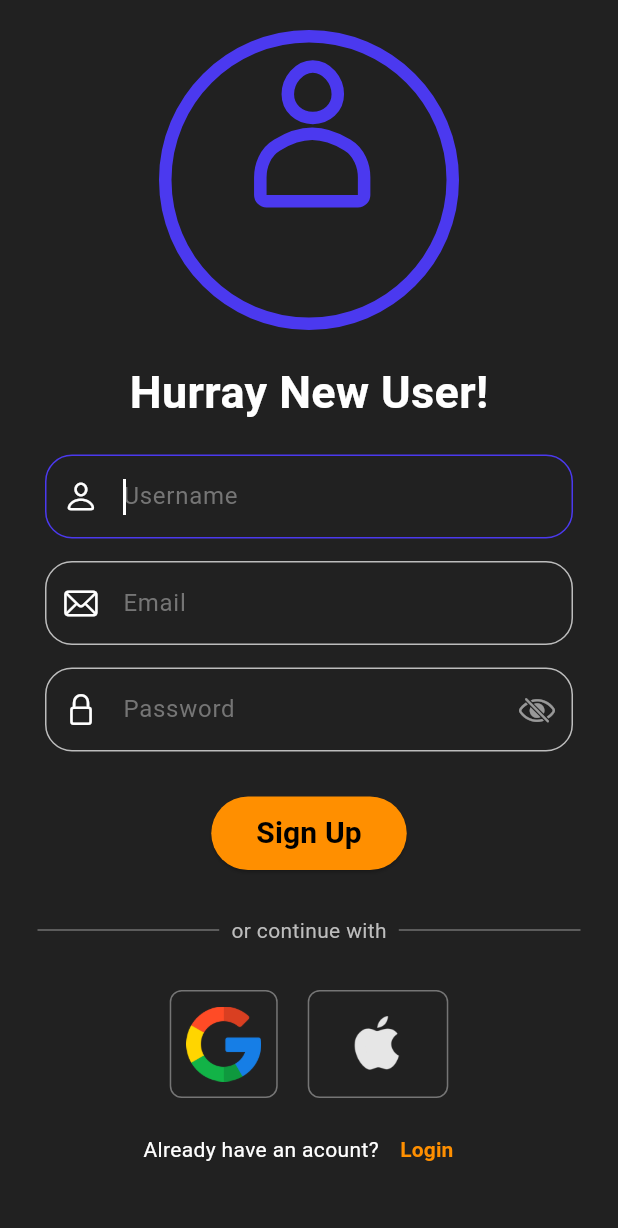
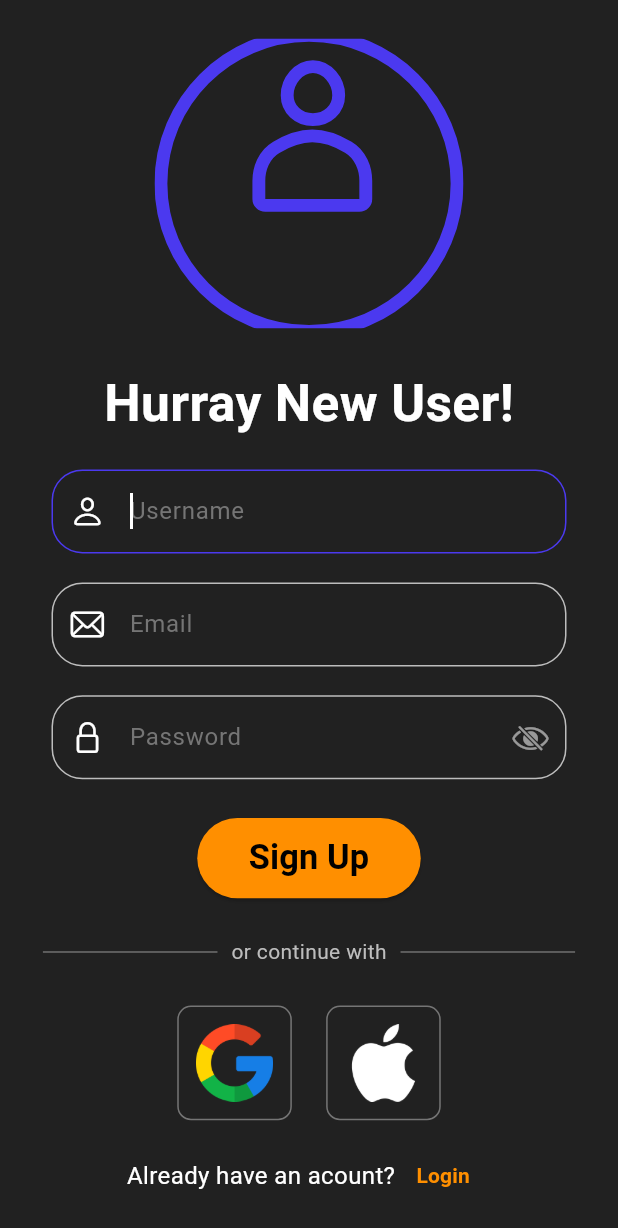
Before and after one commit to prajwalx7/user-authentication_UI, a Flutter app: the screen it shows after launch, on a phone screen of 412 x 824 dp. Shown: the top 1228 px of the screen. Run offline on Flutter 3.47's test engine with Material 3 defaults, Android fonts, the phone set to English and light mode, and no system bars; our stand-ins replace firebase_auth, firebase_core, flutter_screenutil, google_fonts, google_sign_in, lottie and 1 more; accounts and stored records are empty.

Commit message:
responsive sign up

```diff
--- a/lib/Screens/home_screen.dart
+++ b/lib/Screens/home_screen.dart
@@ -1,5 +1,6 @@
 import 'package:firebase_auth/firebase_auth.dart';
 import 'package:flutter/material.dart';
+import 'package:flutter_screenutil/flutter_screenutil.dart';
 import 'package:login_page/Screens/colors.dart';
 
 class HomeScreen extends StatelessWidget {
@@ -18,12 +19,12 @@ class HomeScreen extends StatelessWidget {
         child: Column(
           mainAxisAlignment: MainAxisAlignment.center,
           children: [
-            const Text(
+            Text(
               "User Logged In Successfully",
-              style: TextStyle(color: Colors.white, fontSize: 22),
+              style: TextStyle(color: Colors.white, fontSize: 22.sp),
             ),
-            const SizedBox(
-              height: 25,
+            SizedBox(
+              height: 25.h,
             ),
             GestureDetector(
               onTap: () {
@@ -31,16 +32,17 @@ class HomeScreen extends StatelessWidget {
                 Navigator.pushNamed(context, '/loginscreen');
               },
               child: Container(
-                height: 50,
-                width: 140,
+                height: 50.h,
+                width: double.infinity,
                 decoration: BoxDecoration(
-                  borderRadius: BorderRadius.circular(10),
+                  borderRadius: BorderRadius.circular(10.r),
                   color: buttoncolor,
                 ),
-                child: const Center(
+                child: Center(
                     child: Text(
                   "Sign Out",
-                  style: TextStyle(fontWeight: FontWeight.bold, fontSize: 18),
+                  style:
+                      TextStyle(fontWeight: FontWeight.bold, fontSize: 18.sp),
                 )),
               ),
             ),
--- a/lib/Screens/signup_screen.dart
+++ b/lib/Screens/signup_screen.dart
@@ -2,6 +2,7 @@ import 'package:firebase_auth/firebase_auth.dart';
 import 'package:flutter/cupertino.dart';
 import 'package:flutter/material.dart';
 import 'package:flutter/services.dart';
+import 'package:flutter_screenutil/flutter_screenutil.dart';
 import 'package:login_page/Screens/colors.dart';
 import 'package:login_page/services/auth.dart';
 import 'package:lottie/lottie.dart';
@@ -54,30 +55,30 @@ class _SignupPageState extends State<SignupScreen> {
                 mainAxisAlignment: MainAxisAlignment.center,
                 children: [
                   Padding(
-                    padding: const EdgeInsets.symmetric(vertical: 20),
+                    padding: EdgeInsets.symmetric(vertical: 20.h),
                     child: Container(
                       child: Lottie.asset(
                         "assets/animations/signup.json",
                         fit: BoxFit.cover,
-                        height: 200,
-                        width: 200,
+                        height: 150.h,
+                        width: 180.w,
                       ),
                     ),
                   ),
-                  const Text(
+                  Text(
                     'Hurray New User!',
                     style: TextStyle(
-                      fontSize: 30,
+                      fontSize: 30.sp,
                       fontWeight: FontWeight.bold,
                       color: Colors.white,
                     ),
                   ),
-                  const SizedBox(
-                    height: 20,
+                  SizedBox(
+                    height: 15.h,
                   ),
                   // username
                   Padding(
-                    padding: const EdgeInsets.symmetric(horizontal: 30.0),
+                    padding: EdgeInsets.symmetric(horizontal: 30.0.w),
                     child: TextFormField(
                       controller: _usernamecontroller,
                       // maxLength: 15,
@@ -94,21 +95,21 @@ class _SignupPageState extends State<SignupScreen> {
                         hintText: 'Username',
                         hintStyle: TextStyle(color: Colors.grey.shade600),
                         enabledBorder: OutlineInputBorder(
-                          borderRadius: BorderRadius.circular(18.0),
+                          borderRadius: BorderRadius.circular(18.0.r),
                           borderSide: BorderSide(color: Colors.grey.shade400),
                         ),
                         focusedBorder: OutlineInputBorder(
-                          borderRadius: BorderRadius.circular(18.0),
+                          borderRadius: BorderRadius.circular(18.0.r),
                           borderSide: const BorderSide(
                             color: Color.fromARGB(255, 75, 57, 239),
                           ),
                         ),
                         errorBorder: OutlineInputBorder(
-                          borderRadius: BorderRadius.circular(18.0),
+                          borderRadius: BorderRadius.circular(18.0.r),
                           borderSide: const BorderSide(color: Colors.red),
                         ),
                         focusedErrorBorder: OutlineInputBorder(
-                          borderRadius: BorderRadius.circular(18.0),
+                          borderRadius: BorderRadius.circular(18.0.r),
                           borderSide: const BorderSide(color: Colors.red),
                         ),
                       ),
@@ -121,11 +122,11 @@ class _SignupPageState extends State<SignupScreen> {
                       },
                     ),
                   ),
-                  const SizedBox(height: 15),
+                  SizedBox(height: 15.h),
 
                   //Email
                   Padding(
-                    padding: const EdgeInsets.symmetric(horizontal: 30.0),
+                    padding: EdgeInsets.symmetric(horizontal: 30.0.w),
                     child: TextFormField(
                       controller: _emailcontroller,
                       cursorColor: Colors.white,
@@ -140,21 +141,21 @@ class _SignupPageState extends State<SignupScreen> {
                         hintText: 'Email',
                         hintStyle: TextStyle(color: Colors.grey.shade600),
                         enabledBorder: OutlineInputBorder(
-                          borderRadius: BorderRadius.circular(18.0),
+                          borderRadius: BorderRadius.circular(18.0.r),
                           borderSide: BorderSide(color: Colors.grey.shade400),
                         ),
                         focusedBorder: OutlineInputBorder(
-                          borderRadius: BorderRadius.circular(18.0),
+                          borderRadius: BorderRadius.circular(18.0.r),
                           borderSide: const BorderSide(
                             color: Color.fromARGB(255, 75, 57, 239),
                           ),
                         ),
                         errorBorder: OutlineInputBorder(
-                          borderRadius: BorderRadius.circular(18.0),
+                          borderRadius: BorderRadius.circular(18.0.r),
                           borderSide: const BorderSide(color: Colors.red),
                         ),
                         focusedErrorBorder: OutlineInputBorder(
-                          borderRadius: BorderRadius.circular(18.0),
+                          borderRadius: BorderRadius.circular(18.0.r),
                           borderSide: const BorderSide(color: Colors.red),
                         ),
                       ),
@@ -169,11 +170,11 @@ class _SignupPageState extends State<SignupScreen> {
                       },
                     ),
                   ),
-                  const SizedBox(height: 15),
+                  SizedBox(height: 15.h),
 
                   //Password
                   Padding(
-                    padding: const EdgeInsets.symmetric(horizontal: 30.0),
+                    padding: EdgeInsets.symmetric(horizontal: 30.0.w),
                     child: TextFormField(
                       controller: _passwordcontroller,
                       cursorColor: Colors.white,
@@ -189,21 +190,21 @@ class _SignupPageState extends State<SignupScreen> {
                         hintText: 'Password',
                         hintStyle: TextStyle(color: Colors.grey.shade600),
                         enabledBorder: OutlineInputBorder(
-                          borderRadius: BorderRadius.circular(18.0),
+                          borderRadius: BorderRadius.circular(18.0.r),
                           borderSide: BorderSide(color: Colors.grey.shade400),
                         ),
                         focusedBorder: OutlineInputBorder(
-                          borderRadius: BorderRadius.circular(18.0),
+                          borderRadius: BorderRadius.circular(18.0.r),
                           borderSide: const BorderSide(
                             color: Color.fromARGB(255, 75, 57, 239),
                           ),
                         ),
                         errorBorder: OutlineInputBorder(
-                          borderRadius: BorderRadius.circular(18.0),
+                          borderRadius: BorderRadius.circular(18.0.r),
                           borderSide: const BorderSide(color: Colors.red),
                         ),
                         focusedErrorBorder: OutlineInputBorder(
-                          borderRadius: BorderRadius.circular(18.0),
+                          borderRadius: BorderRadius.circular(18.0.r),
                           borderSide: const BorderSide(color: Colors.red),
                         ),
                         suffixIcon: IconButton(
@@ -230,31 +231,32 @@ class _SignupPageState extends State<SignupScreen> {
                       },
                     ),
                   ),
-                  const SizedBox(
-                    height: 30,
+                  SizedBox(
+                    height: 20.h,
                   ),
                   ElevatedButton(
                     onPressed: _signUp,
-                    style: const ButtonStyle(
-                      backgroundColor: WidgetStatePropertyAll(buttoncolor),
+                    style: ButtonStyle(
+                      backgroundColor:
+                          const WidgetStatePropertyAll(buttoncolor),
                       padding: WidgetStatePropertyAll(
-                        EdgeInsets.symmetric(horizontal: 30, vertical: 10),
+                        EdgeInsets.symmetric(horizontal: 30.w, vertical: 8.h),
                       ),
                     ),
-                    child: const Text(
+                    child: Text(
                       "Sign Up",
                       style: TextStyle(
                         color: Colors.black,
-                        fontSize: 20,
+                        fontSize: 20.sp,
                         fontWeight: FontWeight.bold,
                       ),
                     ),
                   ),
-                  const SizedBox(
-                    height: 30,
+                  SizedBox(
+                    height: 20.h,
                   ),
                   Padding(
-                    padding: const EdgeInsets.symmetric(horizontal: 25.0),
+                    padding: EdgeInsets.symmetric(horizontal: 25.0.w),
                     child: Row(
                       children: [
                         Expanded(
@@ -264,7 +266,7 @@ class _SignupPageState extends State<SignupScreen> {
                           ),
                         ),
                         Padding(
-                          padding: const EdgeInsets.symmetric(horizontal: 8.0),
+                          padding: EdgeInsets.symmetric(horizontal: 8.0.w),
                           child: Text(
                             'or continue with',
                             style: TextStyle(color: Colors.grey.shade400),
@@ -279,17 +281,17 @@ class _SignupPageState extends State<SignupScreen> {
                       ],
                     ),
                   ),
-                  const SizedBox(
-                    height: 30,
+                  SizedBox(
+                    height: 20.h,
                   ),
                   Row(
                     mainAxisAlignment: MainAxisAlignment.center,
                     children: [
                       Container(
-                        padding: const EdgeInsets.all(10),
+                        padding: EdgeInsets.all(10.r),
                         decoration: BoxDecoration(
                           border: Border.all(color: Colors.grey.shade600),
-                          borderRadius: BorderRadius.circular(8),
+                          borderRadius: BorderRadius.circular(8.r),
                         ),
                         child: GestureDetector(
                           onTap: () async {
@@ -321,36 +323,37 @@ class _SignupPageState extends State<SignupScreen> {
                           },
                           child: Image.asset(
                             'assets/images/google.png',
-                            height: 50,
+                            height: 40.h,
                           ),
                         ),
                       ),
-                      const SizedBox(
-                        width: 20,
+                      SizedBox(
+                        width: 20.w,
                       ),
                       Container(
-                        padding: const EdgeInsets.all(10),
+                        padding: EdgeInsets.all(10.r),
                         decoration: BoxDecoration(
                           border: Border.all(color: Colors.grey.shade600),
-                          borderRadius: BorderRadius.circular(8),
+                          borderRadius: BorderRadius.circular(8.r),
                         ),
                         child: GestureDetector(
                           onTap: () {},
                           child: Image.asset(
                             'assets/images/apple.png',
-                            height: 50,
+                            color: Colors.white,
+                            height: 40.h,
                           ),
                         ),
                       ),
                     ],
                   ),
-                  const SizedBox(height: 10),
+                  SizedBox(height: 10.h),
                   Row(
                     mainAxisAlignment: MainAxisAlignment.center,
                     children: [
-                      const Text(
+                      Text(
                         "Already have an acount?",
-                        style: TextStyle(fontSize: 14, color: Colors.white),
+                        style: TextStyle(fontSize: 14.sp, color: Colors.white),
                       ),
                       TextButton(
                         style: TextButton.styleFrom(
```
Also changed, not shown: assets/images/apple.png.
